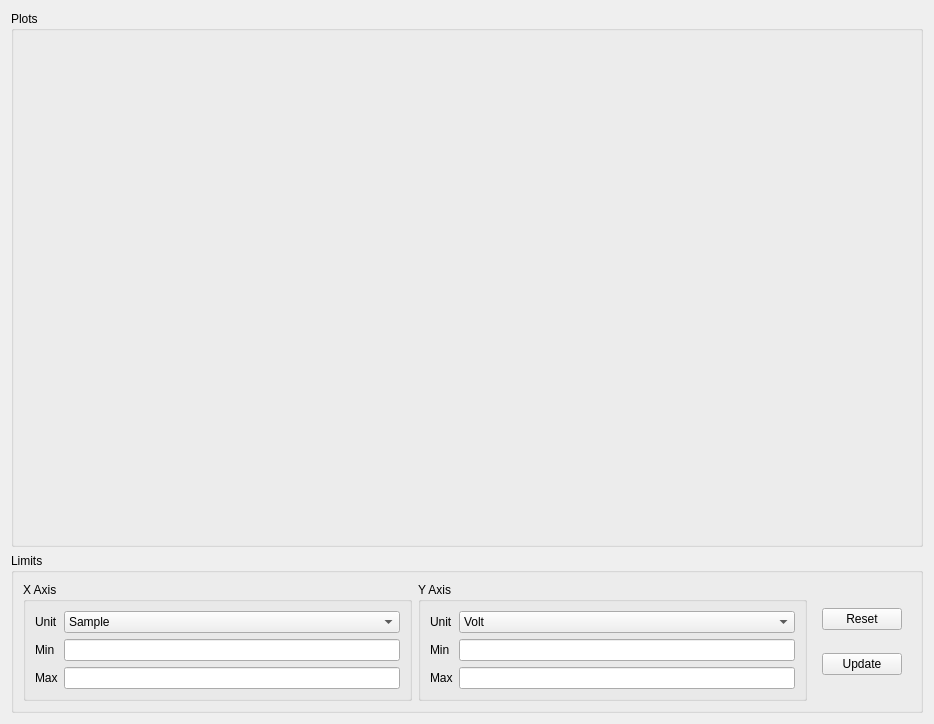
The window that pycode-gui/forms_source/channel_viewer.ui (lmascelli/pycode) describes before a commit, drawn with Qt 5.
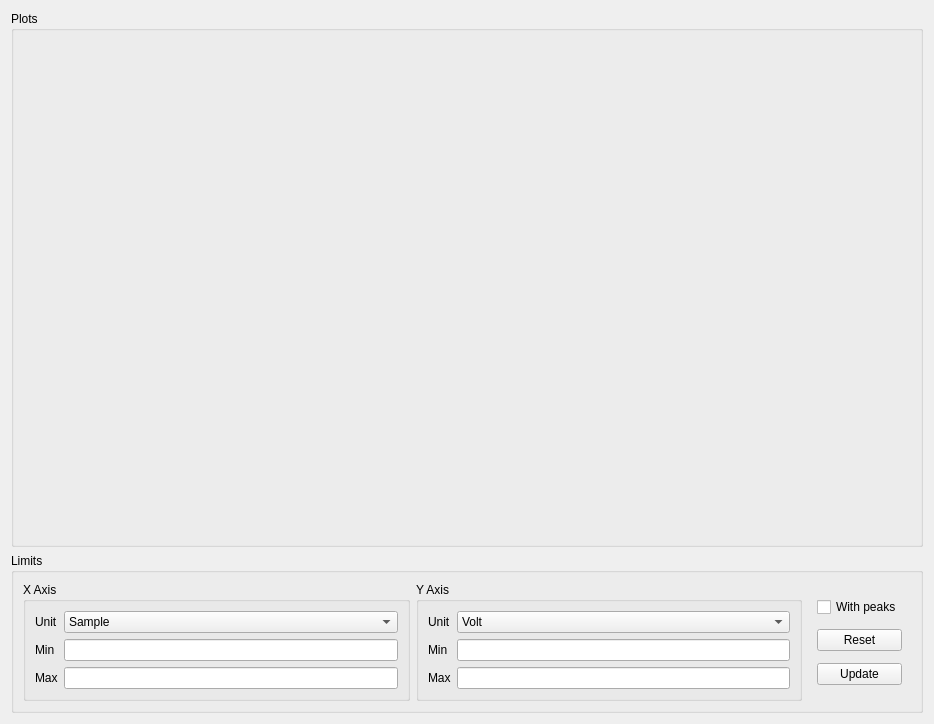
The same window after the commit.

What changed in the file:
```diff
--- a/pycode-gui/forms_source/channel_viewer.ui
+++ b/pycode-gui/forms_source/channel_viewer.ui
@@ -147,6 +147,13 @@
       <item row="0" column="3">
        <widget class="QWidget" name="widget" native="true">
         <layout class="QVBoxLayout" name="verticalLayout_2">
+         <item>
+          <widget class="QCheckBox" name="chk_peaks">
+           <property name="text">
+            <string>With peaks</string>
+           </property>
+          </widget>
+         </item>
          <item>
           <widget class="QPushButton" name="btn_reset">
            <property name="text">
```
